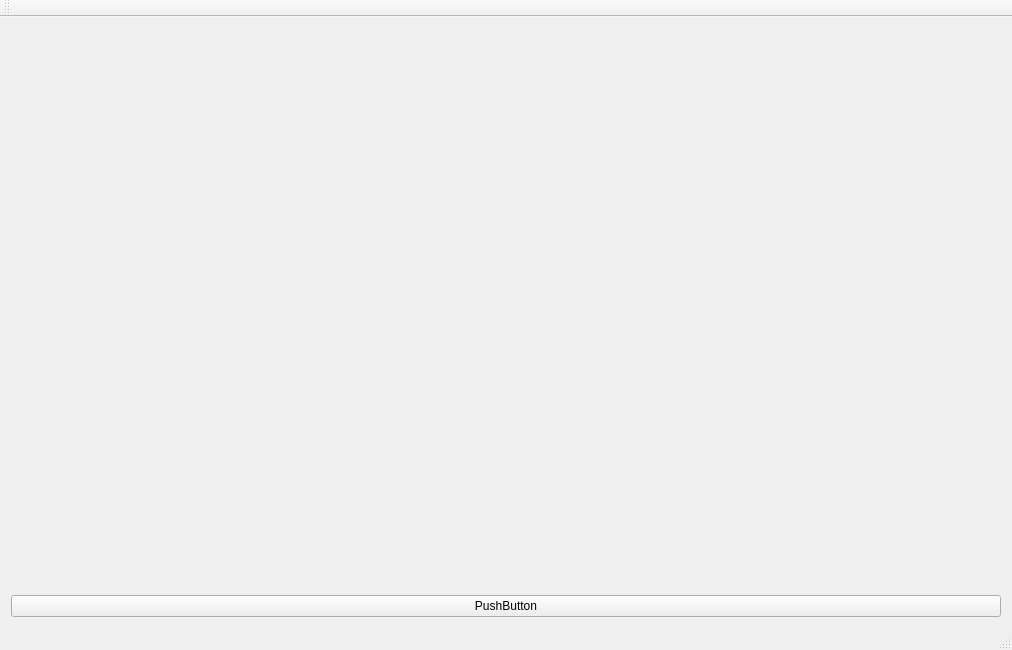
Above: Software-Qt/mainwindow.ui from EngineeringLibrary/BCN3D before the change. Below: the same form after it.
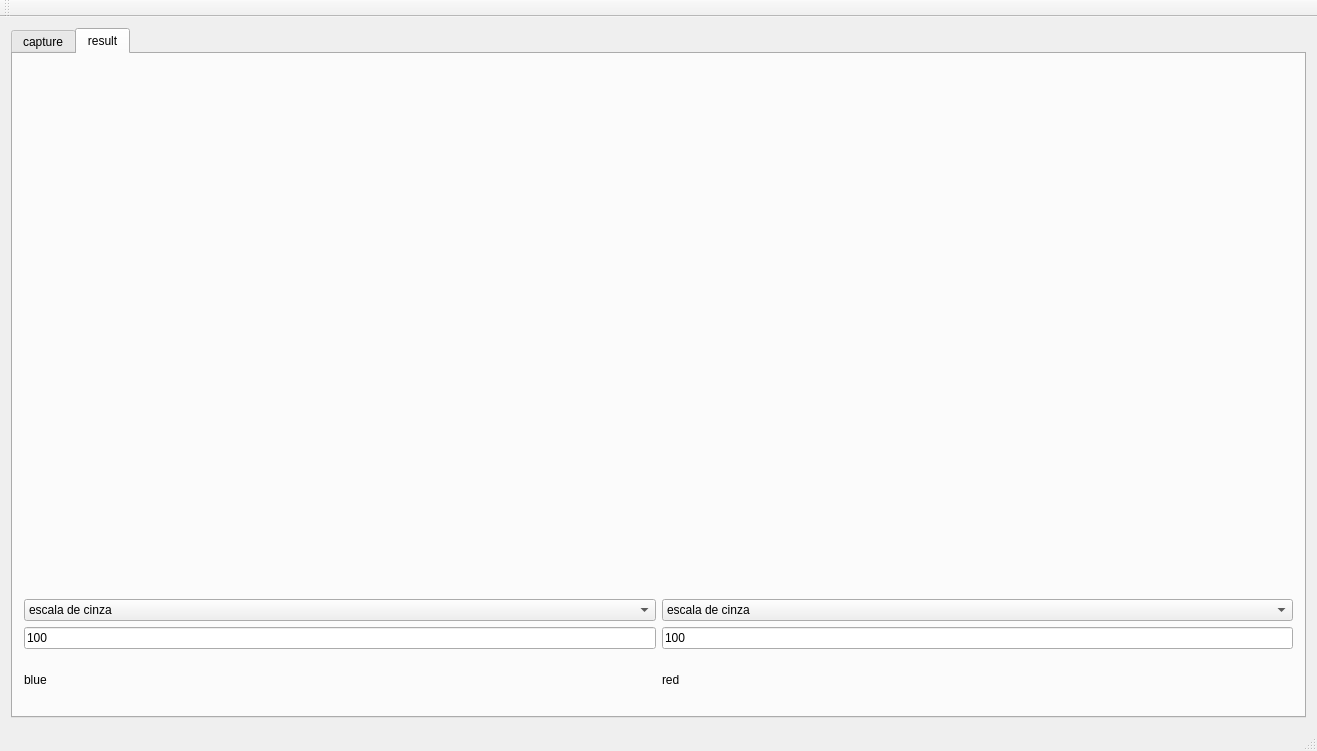
That is the form after the change.

```diff
--- a/Software-Qt/mainwindow.ui
+++ b/Software-Qt/mainwindow.ui
@@ -6,28 +6,166 @@
    <rect>
     <x>0</x>
     <y>0</y>
-    <width>1012</width>
-    <height>650</height>
+    <width>1317</width>
+    <height>751</height>
    </rect>
   </property>
   <property name="windowTitle">
    <string>MainWindow</string>
   </property>
   <widget class="QWidget" name="centralWidget">
-   <layout class="QGridLayout" name="gridLayout_2">
-    <item row="0" column="0">
-     <layout class="QGridLayout" name="gridLayout">
-      <item row="0" column="0">
-       <widget class="QWidget" name="webcam" native="true"/>
-      </item>
-      <item row="1" column="0">
-       <widget class="QPushButton" name="pushButton">
-        <property name="text">
-         <string>PushButton</string>
+   <layout class="QVBoxLayout" name="verticalLayout_2">
+    <item>
+     <widget class="QTabWidget" name="result">
+      <property name="currentIndex">
+       <number>1</number>
+      </property>
+      <widget class="QWidget" name="tab">
+       <attribute name="title">
+        <string>capture</string>
+       </attribute>
+       <widget class="QWidget" name="layoutWidget">
+        <property name="geometry">
+         <rect>
+          <x>10</x>
+          <y>10</y>
+          <width>1251</width>
+          <height>571</height>
+         </rect>
         </property>
+        <layout class="QVBoxLayout" name="verticalLayout">
+         <item>
+          <widget class="QWidget" name="webcam" native="true"/>
+         </item>
+         <item>
+          <widget class="QPushButton" name="pushButton">
+           <property name="text">
+            <string>PushButton</string>
+           </property>
+          </widget>
+         </item>
+        </layout>
        </widget>
-      </item>
-     </layout>
+      </widget>
+      <widget class="QWidget" name="tab_2">
+       <attribute name="title">
+        <string>result</string>
+       </attribute>
+       <layout class="QGridLayout" name="gridLayout_4">
+        <item row="0" column="0">
+         <layout class="QGridLayout" name="gridLayout_3">
+          <item row="4" column="1">
+           <widget class="QLineEdit" name="line_red">
+            <property name="text">
+             <string>100</string>
+            </property>
+           </widget>
+          </item>
+          <item row="1" column="0" colspan="2">
+           <layout class="QHBoxLayout" name="horizontalLayout_2">
+            <item>
+             <widget class="QLabel" name="label_after_blue">
+              <property name="text">
+               <string/>
+              </property>
+             </widget>
+            </item>
+            <item>
+             <widget class="QLabel" name="label_after_red">
+              <property name="text">
+               <string/>
+              </property>
+             </widget>
+            </item>
+           </layout>
+          </item>
+          <item row="4" column="0">
+           <widget class="QLineEdit" name="line_blue">
+            <property name="text">
+             <string>100</string>
+            </property>
+           </widget>
+          </item>
+          <item row="0" column="0" colspan="2">
+           <widget class="QLabel" name="label_before">
+            <property name="text">
+             <string/>
+            </property>
+           </widget>
+          </item>
+          <item row="5" column="0">
+           <widget class="QLabel" name="label">
+            <property name="text">
+             <string>blue</string>
+            </property>
+           </widget>
+          </item>
+          <item row="5" column="1">
+           <widget class="QLabel" name="label_2">
+            <property name="maximumSize">
+             <size>
+              <width>16777215</width>
+              <height>50</height>
+             </size>
+            </property>
+            <property name="text">
+             <string>red</string>
+            </property>
+           </widget>
+          </item>
+          <item row="2" column="0">
+           <widget class="QComboBox" name="select_blue">
+            <item>
+             <property name="text">
+              <string>escala de cinza</string>
+             </property>
+            </item>
+            <item>
+             <property name="text">
+              <string>filtro mediano</string>
+             </property>
+            </item>
+            <item>
+             <property name="text">
+              <string>dilatação</string>
+             </property>
+            </item>
+            <item>
+             <property name="text">
+              <string>erosao</string>
+             </property>
+            </item>
+           </widget>
+          </item>
+          <item row="2" column="1">
+           <widget class="QComboBox" name="select_red">
+            <item>
+             <property name="text">
+              <string>escala de cinza</string>
+             </property>
+            </item>
+            <item>
+             <property name="text">
+              <string>filtro mediano</string>
+             </property>
+            </item>
+            <item>
+             <property name="text">
+              <string>dilatação</string>
+             </property>
+            </item>
+            <item>
+             <property name="text">
+              <string>erosao</string>
+             </property>
+            </item>
+           </widget>
+          </item>
+         </layout>
+        </item>
+       </layout>
+      </widget>
+     </widget>
     </item>
    </layout>
   </widget>
```
Left out of the diff: 6 changed lines with no effect on the pictures.
